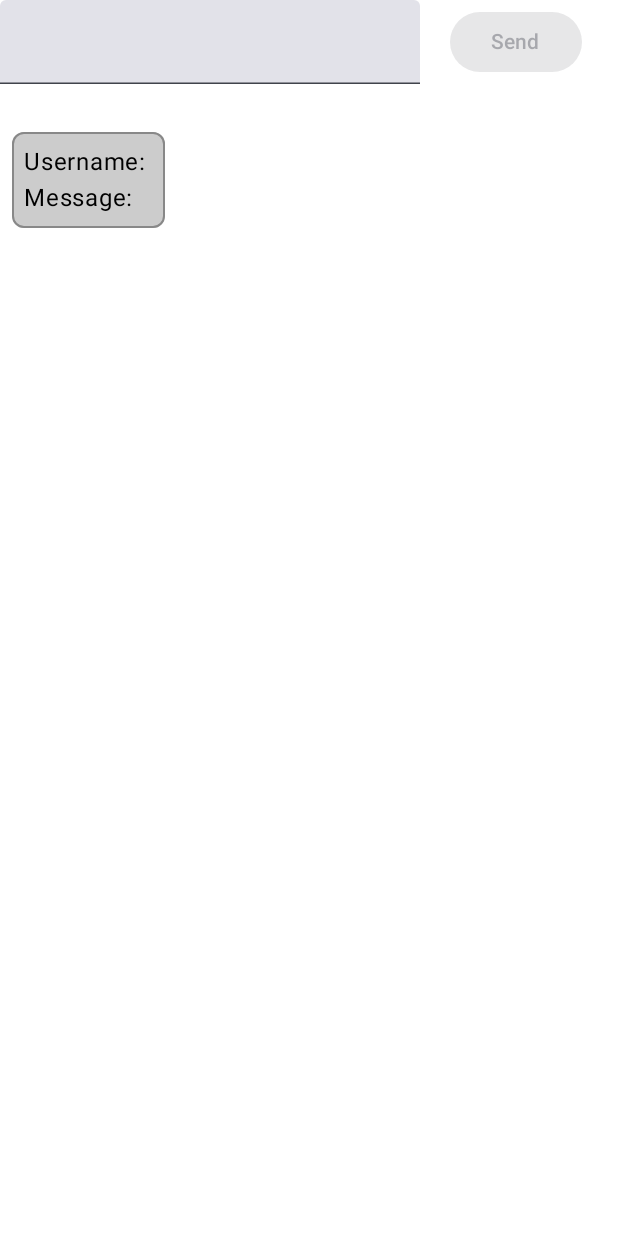
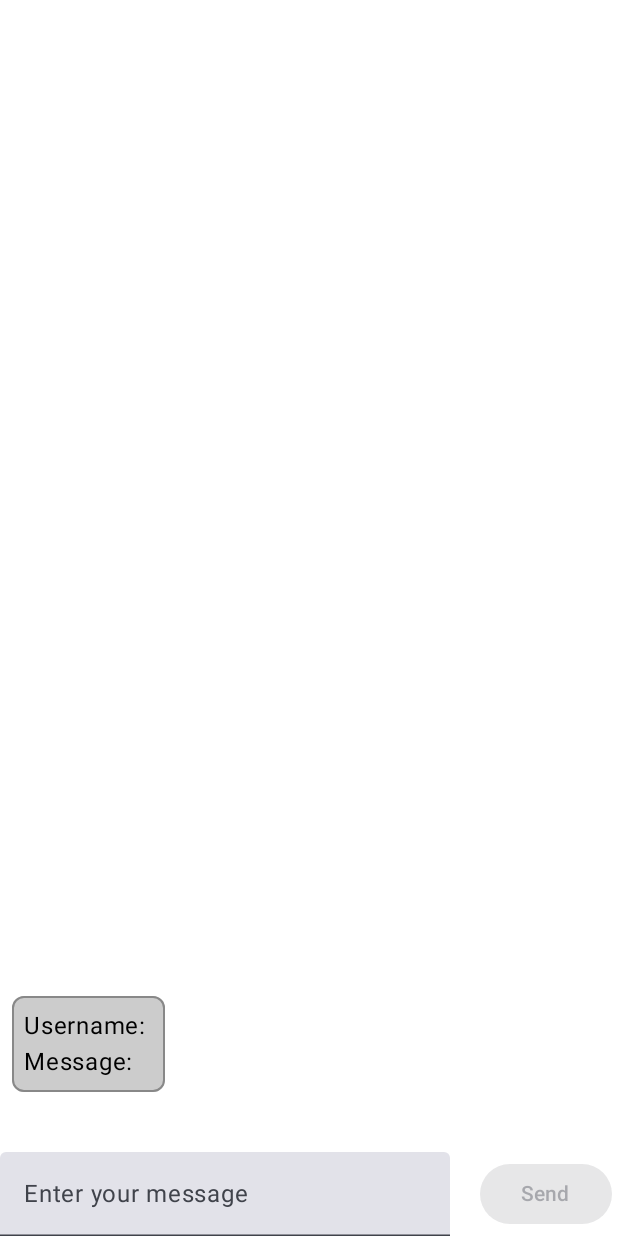
Before and after one commit to rmaciaszczyk/KakitCloudChat, an Android app built with Jetpack Compose: the @Preview function DefaultPreview, on a phone screen of 412 x 824 dp. Run offline under Robolectric (Android 15) with nearby library versions, the phone set to English and light mode, and no system bars; our stand-ins replace Firebase (no records; nobody signed in at launch, a user with empty details on screens opened directly).

Commit message:
Move Edit to bottom

```diff
--- a/app/src/main/java/edu/zut/kakit/cloudchat/ui/chatdatamodel/ChatDataModelScreen.kt
+++ b/app/src/main/java/edu/zut/kakit/cloudchat/ui/chatdatamodel/ChatDataModelScreen.kt
@@ -21,6 +21,7 @@ import androidx.compose.foundation.border
 import edu.zut.kakit.cloudchat.ui.theme.MyApplicationTheme
 import androidx.compose.foundation.layout.Arrangement
 import androidx.compose.foundation.layout.Column
+import androidx.compose.foundation.layout.PaddingValues
 import androidx.compose.foundation.layout.Row
 import androidx.compose.foundation.layout.fillMaxWidth
 import androidx.compose.foundation.layout.padding
@@ -28,11 +29,14 @@ import androidx.compose.foundation.layout.requiredWidth
 import androidx.compose.foundation.layout.width
 import androidx.compose.foundation.lazy.LazyColumn
 import androidx.compose.foundation.lazy.items
+import androidx.compose.foundation.lazy.rememberLazyListState
 import androidx.compose.foundation.shape.RoundedCornerShape
 import androidx.compose.material3.Button
+import androidx.compose.material3.ExperimentalMaterial3Api
 import androidx.compose.material3.Text
 import androidx.compose.material3.TextField
 import androidx.compose.runtime.Composable
+import androidx.compose.runtime.LaunchedEffect
 import androidx.compose.runtime.getValue
 import androidx.compose.runtime.mutableStateOf
 import androidx.compose.runtime.remember
@@ -54,51 +58,112 @@ fun ChatDataModelScreen(modifier: Modifier = Modifier, viewModel: ChatDataModelV
         ChatDataModelScreen(
             //items = (items as ChatDataModelUiState.Success).data,
             items = items,
-            onSave = viewModel::addChatDataModel,
+            onSave = viewModel::sendMessage,
             modifier = modifier
         )
     //}
 }
 
+
+@OptIn(ExperimentalMaterial3Api::class)
 @Composable
 internal fun ChatDataModelScreen(
     items: List<ChatDataModel>,
     onSave: (name: String) -> Unit,
     modifier: Modifier = Modifier
 ) {
-    Column(modifier) {
-        var nameChatDataModel by remember { mutableStateOf("") }
+    var nameChatDataModel by remember { mutableStateOf("") }
+    val listState = rememberLazyListState()
+
+    Column(modifier = modifier) {
+        LazyColumn(
+            modifier = Modifier.weight(1f),
+            state = listState,
+            reverseLayout = true,
+            verticalArrangement = Arrangement.Bottom,
+            contentPadding = PaddingValues(bottom = 8.dp)
+        ) {
+            items(items.reversed()) {
+                MessageItem(it)
+            }
+        }
+
         Row(
             modifier = Modifier
                 .fillMaxWidth()
-                .padding(bottom = 24.dp),
-
+                .padding(top = 24.dp),
             horizontalArrangement = Arrangement.spacedBy(16.dp),
             verticalAlignment = Alignment.CenterVertically
         ) {
             TextField(
                 value = nameChatDataModel,
-                onValueChange = { nameChatDataModel = it }
+                onValueChange = { nameChatDataModel = it },
+                modifier = Modifier.weight(1f),
+                placeholder = { Text("Enter your message") }
             )
 
-            Button(modifier = Modifier.requiredWidth(96.dp)
-                .padding(start = 4.dp, end = 4.dp),
+            Button(
+                modifier = Modifier
+                    .requiredWidth(96.dp)
+                    .padding(start = 4.dp, end = 4.dp),
                 enabled = nameChatDataModel.isNotEmpty(),
-                onClick = { if (nameChatDataModel.isNotEmpty()) {
-                    onSave(nameChatDataModel); nameChatDataModel = "" }
+                onClick = {
+                    if (nameChatDataModel.isNotEmpty()) {
+                        onSave(nameChatDataModel)
+                        nameChatDataModel = ""
+                    }
                 }
-            )
-            {
+            ) {
                 Text("Send")
             }
         }
-        LazyColumn(modifier = Modifier.weight(1f)) {
-            items(items) {
-                MessageItem(it)
-            }
+    }
+    LaunchedEffect(items) {
+        if (items.isNotEmpty()) {
+            listState.animateScrollToItem(0)
         }
     }
 }
+
+//@Composable
+//internal fun ChatDataModelScreen(
+//    items: List<ChatDataModel>,
+//    onSave: (name: String) -> Unit,
+//    modifier: Modifier = Modifier
+//) {
+//    Column(modifier) {
+//        var nameChatDataModel by remember { mutableStateOf("") }
+//        Row(
+//            modifier = Modifier
+//                .fillMaxWidth()
+//                .padding(bottom = 24.dp),
+//
+//            horizontalArrangement = Arrangement.spacedBy(16.dp),
+//            verticalAlignment = Alignment.CenterVertically
+//        ) {
+//            TextField(
+//                value = nameChatDataModel,
+//                onValueChange = { nameChatDataModel = it }
+//            )
+//
+//            Button(modifier = Modifier.requiredWidth(96.dp)
+//                .padding(start = 4.dp, end = 4.dp),
+//                enabled = nameChatDataModel.isNotEmpty(),
+//                onClick = { if (nameChatDataModel.isNotEmpty()) {
+//                    onSave(nameChatDataModel); nameChatDataModel = "" }
+//                }
+//            )
+//            {
+//                Text("Send")
+//            }
+//        }
+//        LazyColumn(modifier = Modifier.weight(1f)) {
+//            items(items) {
+//                MessageItem(it)
+//            }
+//        }
+//    }
+//}
 
 @Composable
 fun MessageItem(chatDataModel: ChatDataModel) {
```
